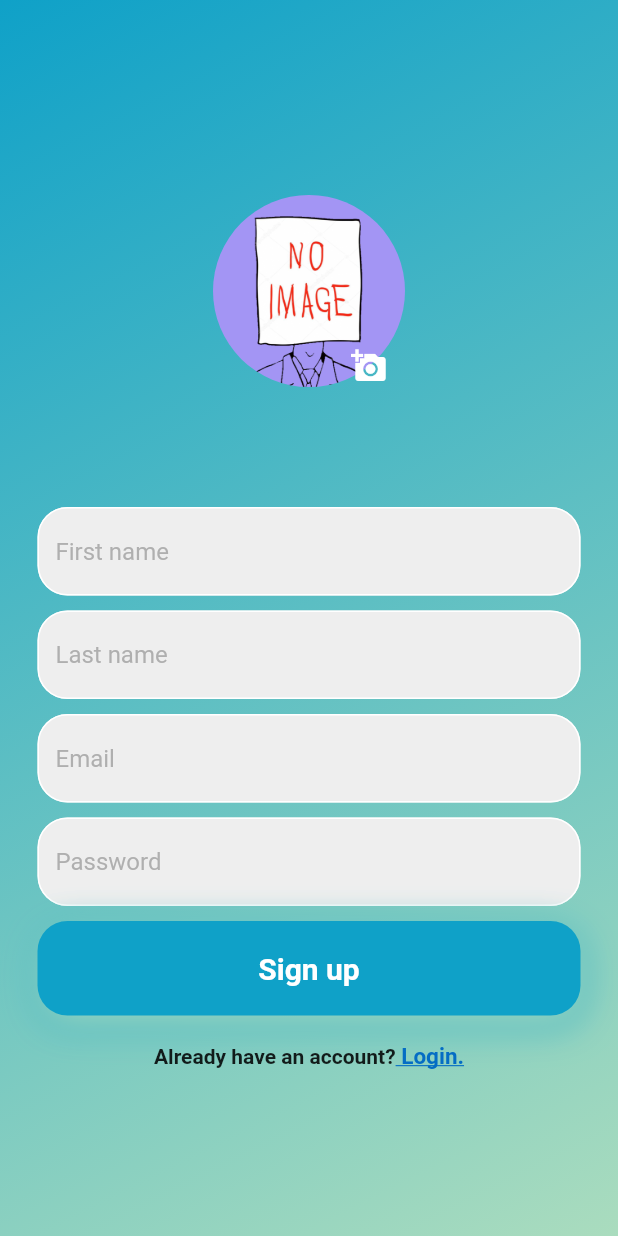
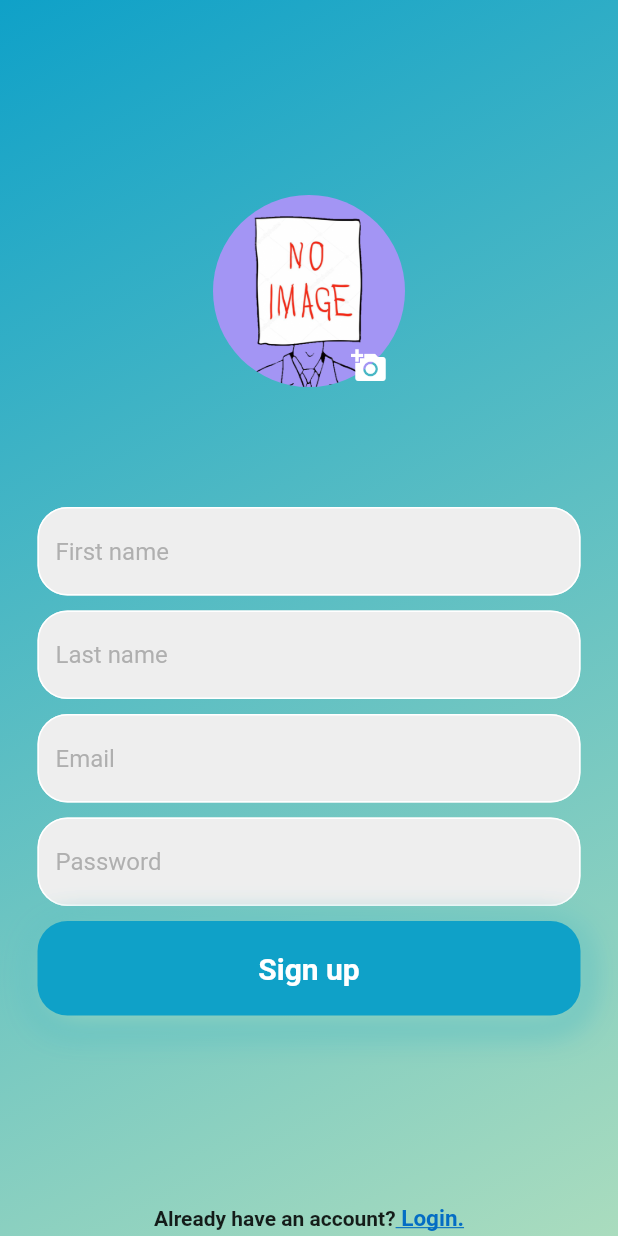
Before and after one commit to alexandrutm/EventManager, a Flutter app: the screen it shows after launch, after a tap on "Register now", on a phone screen of 412 x 824 dp. Run offline on Flutter 3.47's test engine with Material 2 defaults, Android fonts, the phone set to English and light mode, and no system bars; our stand-ins replace cloud_firestore, firebase_auth, firebase_core, firebase_storage, flutter_svg, google_sign_in and 2 more; accounts and stored records are empty; project files that could hold a hidden picture were left out.

Commit message:
register page visual done

```diff
--- a/eventmanager/lib/pages/login_page.dart
+++ b/eventmanager/lib/pages/login_page.dart
@@ -276,12 +276,15 @@ class _LoginScreenState extends State<LoginScreen> {
                           ),
                   ),
                   // not a member? register now
-                  Row(
+                  Expanded(
+                    child: Align(
+                      alignment: FractionalOffset.bottomCenter,
+                      child: Container(
+                        padding: const EdgeInsets.symmetric(vertical: 3),
+                        child: Row(
+                          mainAxisAlignment: MainAxisAlignment.center,
                           children: [
-                      const Expanded(
-                          child: Align(
-                        alignment: Alignment.bottomCenter,
-                        child: Text(
+                            const Text(
                               'Not a member?',
                               style: TextStyle(
                                 color: primaryColorBlack,
@@ -289,7 +292,6 @@ class _LoginScreenState extends State<LoginScreen> {
                                 fontWeight: FontWeight.bold,
                               ),
                             ),
-                      )),
                             const SizedBox(width: 4),
                             GestureDetector(
                               onTap: () => Navigator.of(context).push(
@@ -309,6 +311,9 @@ class _LoginScreenState extends State<LoginScreen> {
                             ),
                           ],
                         ),
+                      ),
+                    ),
+                  ),
                 ],
               ),
             ),
--- a/eventmanager/lib/pages/register_page.dart
+++ b/eventmanager/lib/pages/register_page.dart
@@ -178,18 +178,20 @@ class _SignupScreenState extends State<SignupScreen> {
                 const SizedBox(
                   height: 10,
                 ),
-                Row(
+                Expanded(
+                    child: Align(
+                  alignment: FractionalOffset.bottomCenter,
+                  child: Container(
+                    padding: const EdgeInsets.symmetric(vertical: 3),
+                    child: Row(
                       mainAxisAlignment: MainAxisAlignment.center,
                       children: [
-                    Container(
-                      padding: const EdgeInsets.symmetric(vertical: 8),
-                      child: const Text(
+                        const Text(
                           'Already have an account?',
                           style: TextStyle(
                             color: primaryColorBlack,
                             fontSize: 14,
                             fontWeight: FontWeight.bold,
-                        ),
                           ),
                         ),
                         GestureDetector(
@@ -198,8 +200,6 @@ class _SignupScreenState extends State<SignupScreen> {
                               builder: (context) => const LoginScreen(),
                             ),
                           ),
-                      child: Container(
-                        padding: const EdgeInsets.symmetric(vertical: 8),
                           child: const Text(
                             ' Login.',
                             style: TextStyle(
@@ -210,12 +210,10 @@ class _SignupScreenState extends State<SignupScreen> {
                             ),
                           ),
                         ),
-                    ),
-                    Align(
-                      alignment: Alignment.bottomCenter,
-                    )
                       ],
                     ),
+                  ),
+                )),
               ],
             ),
           ),
```
Lines whose indentation alone changed are shown as unchanged.
